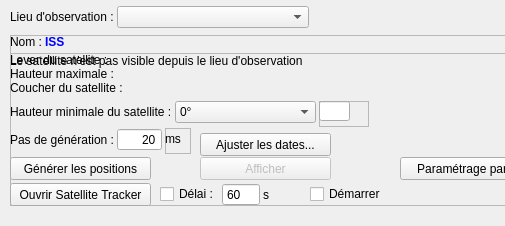
This is src/interface/onglets/telescope/suivitelescope.ui in mconsidine/previsat_archive as Qt 5 draws it before an edit; both pictures show x 0 to 505 and y 0 to 226 of the 792 by 226 pixel window. The edited form follows.
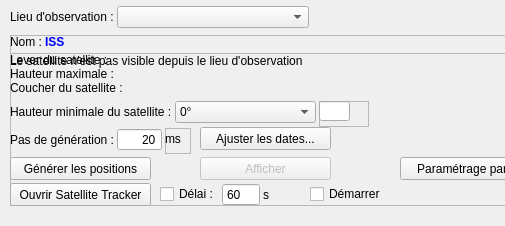
This is the edited form. Icons and pictures are not drawn.

Commit message: Ajout des coordonnees horizontales dans la fenetre d'ajustement de dates dans l'onglet Telescope

The edit to the form file:
```diff
--- a/src/interface/onglets/telescope/suivitelescope.ui
+++ b/src/interface/onglets/telescope/suivitelescope.ui
@@ -561,7 +561,7 @@
      <property name="geometry">
       <rect>
        <x>190</x>
-       <y>80</y>
+       <y>74</y>
        <width>131</width>
        <height>23</height>
       </rect>
```
The commit also changes 7 other files.
